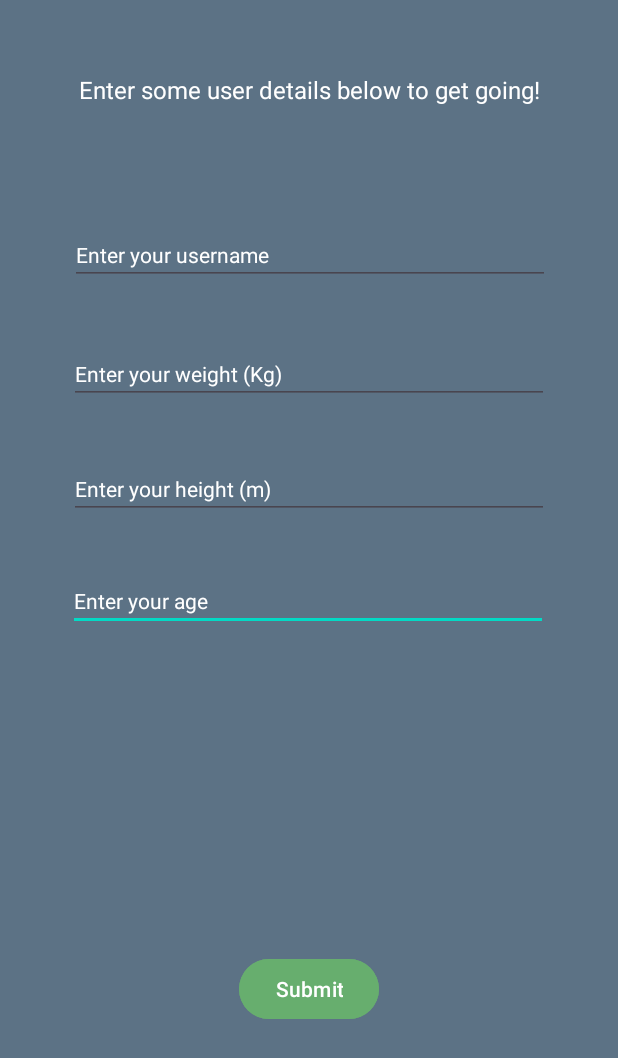
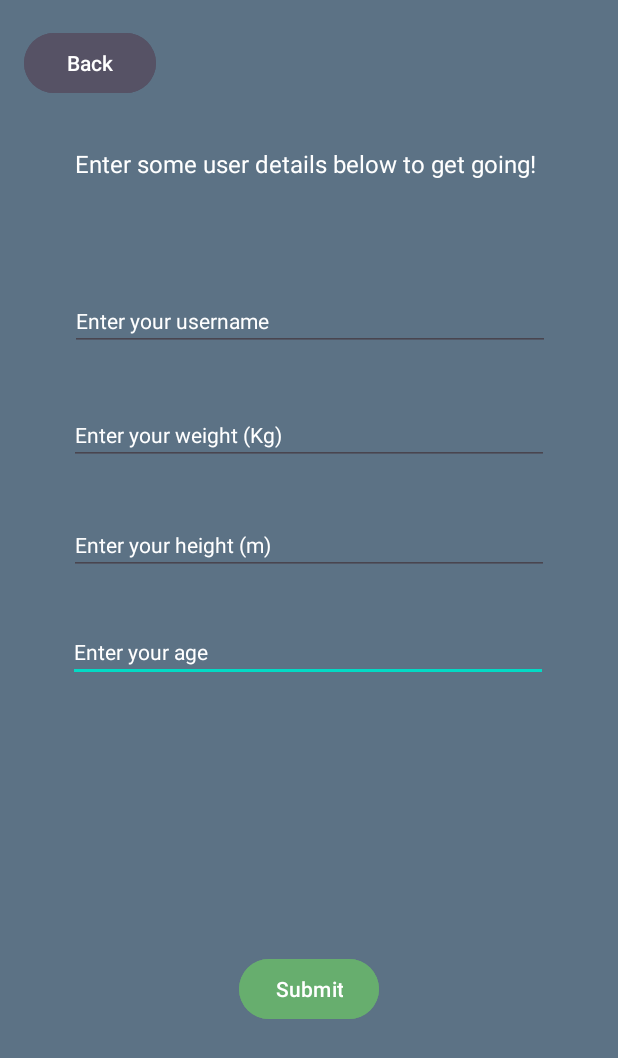
Before and after one commit to S00225961/Project-400, an Android app: the screen it shows after launch (UserForm), after a tap on "Accept", on a phone screen of 412 x 824 dp. Shown: the top 1058 px of the screen. Run offline under Robolectric (Android 15) with nearby library versions, the phone set to English and light mode, and no system bars.

Commit message:
Updated bluetooth and camera permission checks. Added back buttons

```diff
--- a/Mobile App/app/src/main/java/com/example/project400/MainActivity.kt
+++ b/Mobile App/app/src/main/java/com/example/project400/MainActivity.kt
@@ -3,7 +3,9 @@ package com.example.project400
 import androidx.appcompat.app.AppCompatActivity
 import android.os.Bundle
 import android.widget.ArrayAdapter
+import androidx.activity.addCallback
 import androidx.core.content.ContextCompat
+import androidx.navigation.NavController
 import androidx.navigation.fragment.NavHostFragment
 import androidx.navigation.ui.setupWithNavController
 import com.google.android.material.bottomnavigation.BottomNavigationView
--- a/Mobile App/app/src/main/java/com/example/project400/UserForm.kt
+++ b/Mobile App/app/src/main/java/com/example/project400/UserForm.kt
@@ -1,23 +1,15 @@
 package com.example.project400
 
-import android.content.ContentValues
-import android.content.Context
+
 import android.content.Intent
-import android.content.pm.PackageManager
-import android.net.Uri
-import androidx.appcompat.app.AppCompatActivity
 import android.os.Bundle
-import android.provider.MediaStore
-import android.util.Log
 import android.widget.Button
 import android.widget.EditText
-import android.widget.ImageView
 import android.widget.Toast
-import androidx.activity.result.contract.ActivityResultContracts
-import androidx.core.app.ActivityCompat
+import androidx.appcompat.app.AppCompatActivity
 import androidx.core.content.ContextCompat
-import com.bumptech.glide.Glide
 import com.example.project400.data.DatabaseHelper
+import com.example.project400.fragments.fragment_profile
 
 class UserForm : AppCompatActivity() {
     override fun onCreate(savedInstanceState: Bundle?) {
@@ -27,6 +19,11 @@ class UserForm : AppCompatActivity() {
         //change navbar color
         window.setStatusBarColor(ContextCompat.getColor(this, R.color.navbar))
 
+        val backButton = findViewById<Button>(R.id.backButton)
+        backButton.setOnClickListener {
+            startActivity(Intent(this, MainActivity::class.java))
+            finish()
+        }
         val submitButton = findViewById<Button>(R.id.submitButton)
         val usernameEditText = findViewById<EditText>(R.id.enterUsername)
         val heightEditText = findViewById<EditText>(R.id.enterHeight)
--- a/Mobile App/app/src/main/java/com/example/project400/WorkoutForm.kt
+++ b/Mobile App/app/src/main/java/com/example/project400/WorkoutForm.kt
@@ -31,7 +31,10 @@ class WorkoutForm : AppCompatActivity() {
 
         //change navbar color
         window.setStatusBarColor(ContextCompat.getColor(this, R.color.navbar))
-
+        val backButton = findViewById<Button>(R.id.backButton)
+        backButton.setOnClickListener {
+            finish()
+        }
         var enterWorkoutName = findViewById<EditText>(R.id.enterWorkoutName)
         var enterDate = findViewById<EditText>(R.id.enterDate)
         var workoutTimeHours = findViewById<EditText>(R.id.workoutTimeHours)
--- a/Mobile App/app/src/main/java/com/example/project400/fragments/Fragment_exercises.kt
+++ b/Mobile App/app/src/main/java/com/example/project400/fragments/Fragment_exercises.kt
@@ -4,6 +4,7 @@ import android.os.Bundle
 import android.view.LayoutInflater
 import android.view.View
 import android.view.ViewGroup
+import android.widget.Button
 import androidx.core.os.bundleOf
 import androidx.fragment.app.Fragment
 import androidx.recyclerview.widget.LinearLayoutManager
@@ -19,6 +20,7 @@ class fragment_exercises : Fragment() {
 
     private lateinit var exerciseRecyclerView: RecyclerView
     private lateinit var exerciseList: List<Exercise>
+    private lateinit var backButton: Button
 
     override fun onCreate(savedInstanceState: Bundle?) {
         super.onCreate(savedInstanceState)
--- a/Mobile App/app/src/main/res/layout/activity_user_form.xml
+++ b/Mobile App/app/src/main/res/layout/activity_user_form.xml
@@ -6,6 +6,19 @@
         android:layout_height="match_parent"
         android:background="@color/background"
         tools:context=".UserForm">
+    <Button
+            android:text="Back"
+            android:backgroundTint="@color/gray"
+            android:textColor="@color/white"
+            android:layout_width="wrap_content"
+            android:layout_height="wrap_content"
+            android:id="@+id/backButton"
+            app:layout_constraintEnd_toEndOf="parent"
+            app:layout_constraintStart_toStartOf="parent"
+            app:layout_constraintTop_toTopOf="parent"
+            app:layout_constraintBottom_toBottomOf="parent"
+            app:layout_constraintHorizontal_bias="0.05"
+            app:layout_constraintVertical_bias="0.023" />
 
     <EditText
             android:layout_width="wrap_content"
@@ -67,8 +80,8 @@
             app:layout_constraintBottom_toBottomOf="parent"
             app:layout_constraintEnd_toEndOf="parent"
             app:layout_constraintStart_toStartOf="parent"
-            app:layout_constraintHorizontal_bias="0.498"
-            app:layout_constraintVertical_bias="0.061" />
+            app:layout_constraintHorizontal_bias="0.407"
+            app:layout_constraintVertical_bias="0.123" />
 
     <EditText
             android:layout_width="wrap_content"
--- a/Mobile App/app/src/main/res/layout/fragment_profile.xml
+++ b/Mobile App/app/src/main/res/layout/fragment_profile.xml
@@ -2,6 +2,7 @@
 <FrameLayout xmlns:android="http://schemas.android.com/apk/res/android"
     xmlns:app="http://schemas.android.com/apk/res-auto"
     xmlns:tools="http://schemas.android.com/tools"
+    android:id="@+id/fragment_container"
     android:layout_width="match_parent"
     android:layout_height="match_parent"
     android:background="@color/background"
```
Also changed, not shown: Mobile App/app/src/main/java/com/example/project400/fragments/ExerciseDetailFragment.kt (+7 -1 lines), Mobile App/app/src/main/java/com/example/project400/fragments/Fragment_workout.kt (+39 -34 lines), Mobile App/app/src/main/res/layout/activity_workout_form.xml (+16 -2 lines), Mobile App/app/src/main/res/layout/fragment_exercise_detail.xml (+14 -0 lines), Mobile App/app/src/main/res/layout/fragment_exercises.xml (+10 -4 lines).
